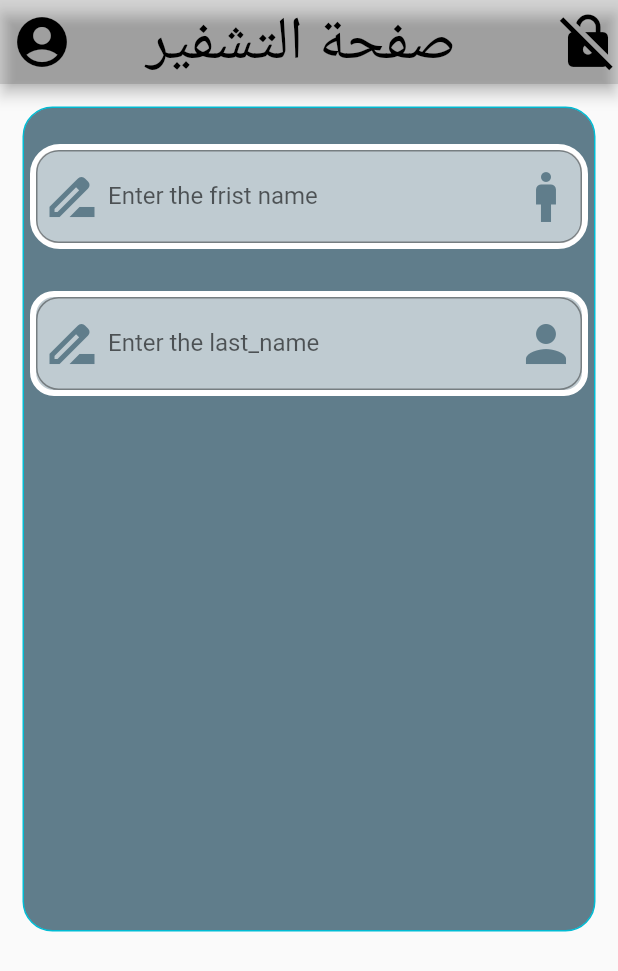
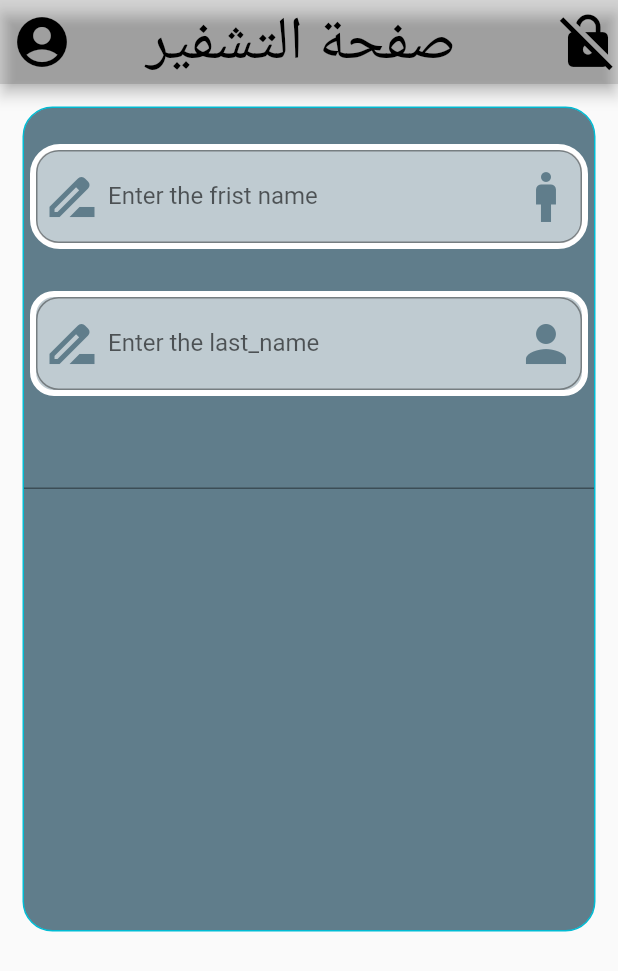
Before and after one commit to salahalddinn/project_flutter, a Flutter app: the screen it shows after launch, on a phone screen of 412 x 824 dp. Shown: the top 971 px of the screen. Run offline on Flutter 3.47's test engine with Material 2 defaults, Android fonts, the phone set to English and light mode, and no system bars.

Commit message:
create Textformfield 3 number 1

```diff
--- a/lib/main.dart
+++ b/lib/main.dart
@@ -90,6 +90,7 @@ class screan1 extends StatelessWidget {
                  ),
                ),
                   SizedBox(height: 10,),
+                  TextFormField()
                 ],
               ),
             ),
```
